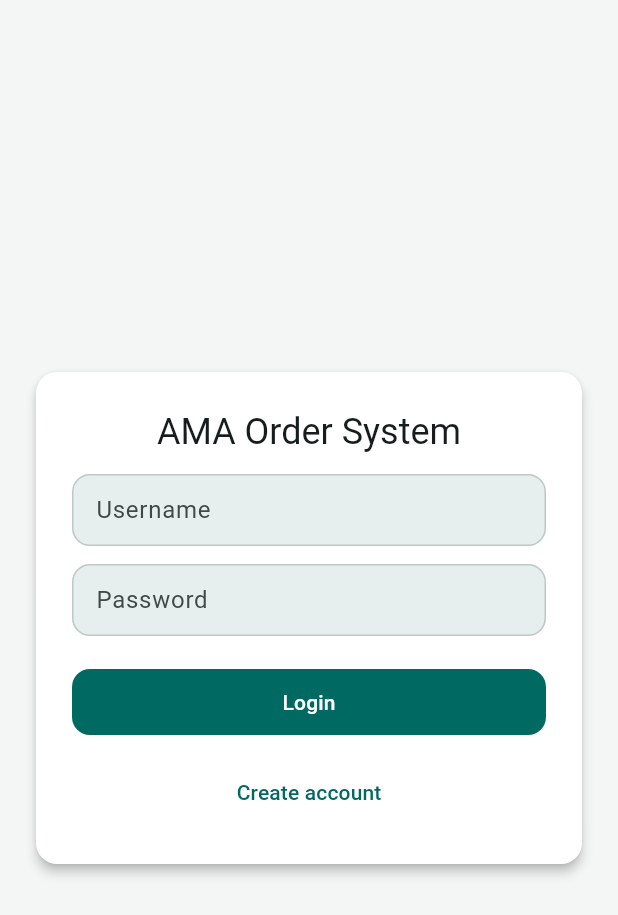
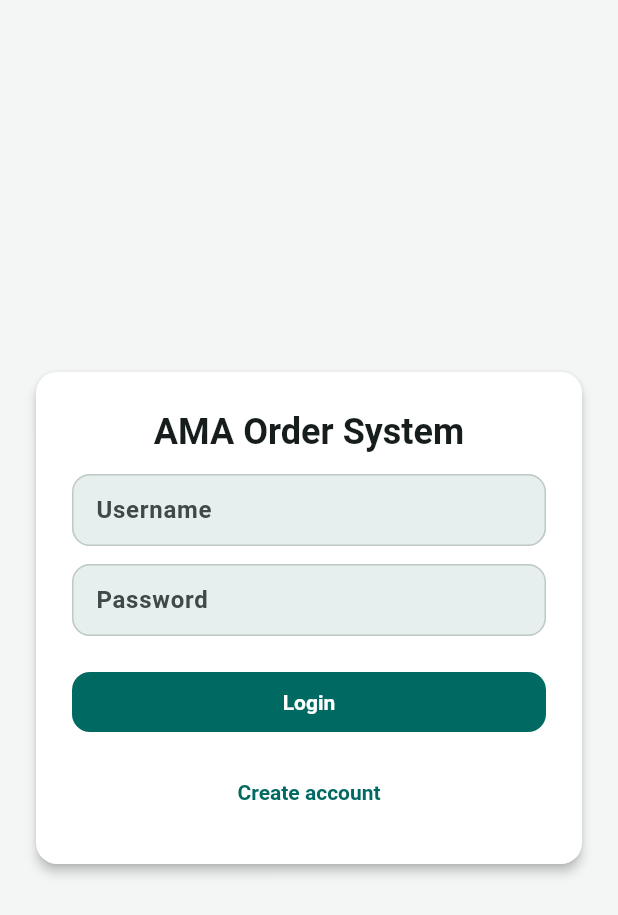
Before and after one commit to YAQ0T/AMA-Order-System-Flutter, a Flutter app: the screen it shows after launch, on a phone screen of 412 x 824 dp. Shown: the top 915 px of the screen. Run offline on Flutter 3.47's test engine with Material 3 defaults, Android fonts, the phone set to English and light mode, and no system bars; our stand-ins replace pdf, printing, shared_preferences, web; missing offline and left inert: dart:js_interop; accounts and stored records are empty.

Commit message:
fix fonts

```diff
--- a/lib/main.dart
+++ b/lib/main.dart
@@ -84,18 +84,28 @@ class AMAOrderApp extends StatelessWidget {
             tertiaryContainer: const Color(0xFFDDE7F3),
           );
 
+          final boldTextTheme =
+              _boldTextTheme(ThemeData(colorScheme: scheme, useMaterial3: true).textTheme);
+
           return MaterialApp(
             title: 'AMA Order System',
             debugShowCheckedModeBanner: false,
             theme: ThemeData(
               colorScheme: scheme,
               useMaterial3: true,
+              textTheme: boldTextTheme,
+              primaryTextTheme: boldTextTheme.apply(
+                bodyColor: scheme.onPrimary,
+                displayColor: scheme.onPrimary,
+              ),
               scaffoldBackgroundColor: surfaceBase,
               appBarTheme: AppBarTheme(
                 centerTitle: true,
                 backgroundColor: scheme.surface,
                 foregroundColor: scheme.onSurface,
                 elevation: 0,
+                titleTextStyle: boldTextTheme.titleLarge?.copyWith(color: scheme.onSurface),
+                toolbarTextStyle: boldTextTheme.bodyMedium?.copyWith(color: scheme.onSurface),
               ),
               cardTheme: CardThemeData(
                 color: scheme.surface,
@@ -124,7 +134,7 @@ class AMAOrderApp extends StatelessWidget {
                 backgroundColor: scheme.surfaceContainerHighest,
                 selectedColor: scheme.primaryContainer,
                 disabledColor: scheme.surfaceContainerHighest,
-                labelStyle: TextStyle(color: scheme.onSurface),
+                labelStyle: boldTextTheme.labelMedium?.copyWith(color: scheme.onSurface),
                 padding: const EdgeInsets.symmetric(horizontal: 8, vertical: 4),
                 shape: RoundedRectangleBorder(borderRadius: BorderRadius.circular(10)),
               ),
@@ -132,6 +142,7 @@ class AMAOrderApp extends StatelessWidget {
                 style: FilledButton.styleFrom(
                   backgroundColor: scheme.primary,
                   foregroundColor: scheme.onPrimary,
+                  textStyle: boldTextTheme.labelLarge,
                   padding: const EdgeInsets.symmetric(horizontal: 16, vertical: 12),
                   shape: RoundedRectangleBorder(borderRadius: BorderRadius.circular(12)),
                 ),
@@ -140,12 +151,14 @@ class AMAOrderApp extends StatelessWidget {
                 style: ElevatedButton.styleFrom(
                   backgroundColor: scheme.secondary,
                   foregroundColor: scheme.onSecondary,
+                  textStyle: boldTextTheme.labelLarge,
                   shape: RoundedRectangleBorder(borderRadius: BorderRadius.circular(12)),
                 ),
               ),
               textButtonTheme: TextButtonThemeData(
                 style: TextButton.styleFrom(
                   foregroundColor: scheme.primary,
+                  textStyle: boldTextTheme.labelLarge,
                   shape: RoundedRectangleBorder(borderRadius: BorderRadius.circular(10)),
                 ),
               ),
@@ -167,6 +180,27 @@ class AMAOrderApp extends StatelessWidget {
     if (!auth.isApproved) return const PendingApprovalPage();
     return RoleDashboard(user: auth.user!);
   }
+
+  TextTheme _boldTextTheme(TextTheme base) {
+    TextStyle? bold(TextStyle? style) => style?.copyWith(fontWeight: FontWeight.w700);
+    return base.copyWith(
+      displayLarge: bold(base.displayLarge),
+      displayMedium: bold(base.displayMedium),
+      displaySmall: bold(base.displaySmall),
+      headlineLarge: bold(base.headlineLarge),
+      headlineMedium: bold(base.headlineMedium),
+      headlineSmall: bold(base.headlineSmall),
+      titleLarge: bold(base.titleLarge),
+      titleMedium: bold(base.titleMedium),
+      titleSmall: bold(base.titleSmall),
+      bodyLarge: bold(base.bodyLarge),
+      bodyMedium: bold(base.bodyMedium),
+      bodySmall: bold(base.bodySmall),
+      labelLarge: bold(base.labelLarge),
+      labelMedium: bold(base.labelMedium),
+      labelSmall: bold(base.labelSmall),
+    );
+  }
 }
 
 class _SplashScreen extends StatelessWidget {
```
Also changed, not shown: lib/src/screens/accounter/accounter_dashboard.dart (+37 -4 lines), lib/src/widgets/order_table.dart (+11 -0 lines).
